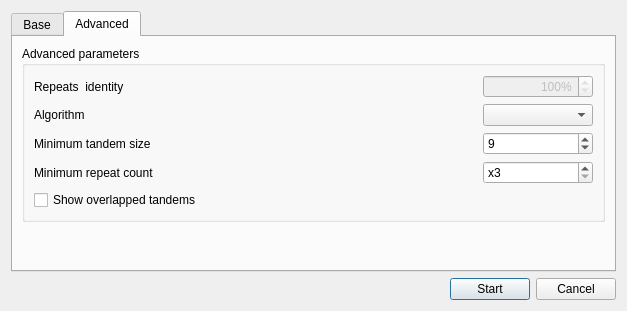
Qt form src/plugins/repeat_finder/src/ui/FindTandemsDialog.ui (violethaze74/ugene) before a commit.
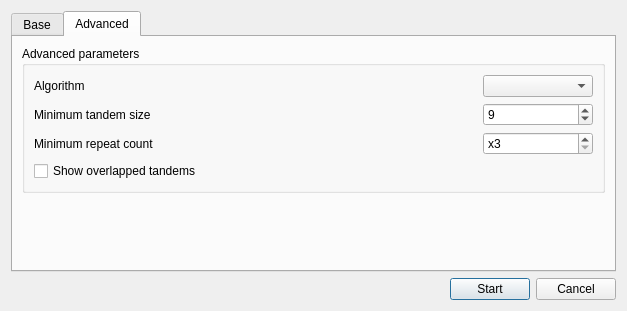
The same form after that commit. The open tabs and pages were chosen to show the change. Icons and pictures are not drawn.

What changed in the file:
```diff
--- a/src/plugins/repeat_finder/src/ui/FindTandemsDialog.ui
+++ b/src/plugins/repeat_finder/src/ui/FindTandemsDialog.ui
@@ -214,74 +214,7 @@
           <string>Advanced parameters</string>
          </property>
          <layout class="QGridLayout" name="gridLayout_2">
-          <item row="0" column="0">
-           <widget class="QLabel" name="label_3">
-            <property name="text">
-             <string>Repeats  identity</string>
-            </property>
-           </widget>
-          </item>
           <item row="0" column="1">
-           <spacer name="horizontalSpacer_3">
-            <property name="orientation">
-             <enum>Qt::Horizontal</enum>
-            </property>
-            <property name="sizeHint" stdset="0">
-             <size>
-              <width>87</width>
-              <height>20</height>
-             </size>
-            </property>
-           </spacer>
-          </item>
-          <item row="0" column="2">
-           <widget class="QSpinBox" name="identityBox">
-            <property name="enabled">
-             <bool>false</bool>
-            </property>
-            <property name="sizePolicy">
-             <sizepolicy hsizetype="Minimum" vsizetype="Fixed">
-              <horstretch>0</horstretch>
-              <verstretch>0</verstretch>
-             </sizepolicy>
-            </property>
-            <property name="minimumSize">
-             <size>
-              <width>0</width>
-              <height>0</height>
-             </size>
-            </property>
-            <property name="alignment">
-             <set>Qt::AlignRight|Qt::AlignTrailing|Qt::AlignVCenter</set>
-            </property>
-            <property name="readOnly">
-             <bool>true</bool>
-            </property>
-            <property name="buttonSymbols">
-             <enum>QAbstractSpinBox::UpDownArrows</enum>
-            </property>
-            <property name="suffix">
-             <string>%</string>
-            </property>
-            <property name="minimum">
-             <number>50</number>
-            </property>
-            <property name="maximum">
-             <number>100</number>
-            </property>
-            <property name="value">
-             <number>100</number>
-            </property>
-           </widget>
-          </item>
-          <item row="1" column="0">
-           <widget class="QLabel" name="label_6">
-            <property name="text">
-             <string>Algorithm</string>
-            </property>
-           </widget>
-          </item>
-          <item row="1" column="1">
            <spacer name="horizontalSpacer_6">
             <property name="orientation">
              <enum>Qt::Horizontal</enum>
@@ -294,24 +227,44 @@
             </property>
            </spacer>
           </item>
-          <item row="1" column="2">
-           <widget class="QComboBox" name="algoComboBox">
-            <property name="sizeAdjustPolicy">
-             <enum>QComboBox::AdjustToContents</enum>
+          <item row="2" column="2">
+           <widget class="QSpinBox" name="minRepeatsBox">
+            <property name="prefix">
+             <string>x</string>
             </property>
-            <property name="minimumContentsLength">
-             <number>10</number>
+            <property name="minimum">
+             <number>3</number>
             </property>
+            <property name="maximum">
+             <number>1000000000</number>
+            </property>
            </widget>
           </item>
-          <item row="2" column="0">
+          <item row="3" column="0">
+           <widget class="QCheckBox" name="overlappedTandemsCheckBox">
+            <property name="text">
+             <string>Show overlapped tandems</string>
+            </property>
+           </widget>
+          </item>
+          <item row="1" column="0">
            <widget class="QLabel" name="label_8">
             <property name="text">
              <string>Minimum tandem size</string>
             </property>
            </widget>
           </item>
-          <item row="2" column="1">
+          <item row="0" column="2">
+           <widget class="QComboBox" name="algoComboBox">
+            <property name="sizeAdjustPolicy">
+             <enum>QComboBox::AdjustToContents</enum>
+            </property>
+            <property name="minimumContentsLength">
+             <number>10</number>
+            </property>
+           </widget>
+          </item>
+          <item row="1" column="1">
            <spacer name="horizontalSpacer_7">
             <property name="orientation">
              <enum>Qt::Horizontal</enum>
@@ -324,7 +277,7 @@
             </property>
            </spacer>
           </item>
-          <item row="2" column="2">
+          <item row="1" column="2">
            <widget class="QSpinBox" name="minTandemSizeBox">
             <property name="minimum">
              <number>3</number>
@@ -337,46 +290,33 @@
             </property>
            </widget>
           </item>
-          <item row="3" column="0">
+          <item row="0" column="0">
+           <widget class="QLabel" name="label_6">
+            <property name="text">
+             <string>Algorithm</string>
+            </property>
+           </widget>
+          </item>
+          <item row="2" column="1">
+           <spacer name="horizontalSpacer_10">
+            <property name="orientation">
+             <enum>Qt::Horizontal</enum>
+            </property>
+            <property name="sizeHint" stdset="0">
+             <size>
+              <width>40</width>
+              <height>20</height>
+             </size>
+            </property>
+           </spacer>
+          </item>
+          <item row="2" column="0">
            <widget class="QLabel" name="label_9">
             <property name="text">
              <string>Minimum repeat count</string>
             </property>
            </widget>
           </item>
-          <item row="3" column="1">
-           <spacer name="horizontalSpacer_10">
-            <property name="orientation">
-             <enum>Qt::Horizontal</enum>
-            </property>
-            <property name="sizeHint" stdset="0">
-             <size>
-              <width>40</width>
-              <height>20</height>
-             </size>
-            </property>
-           </spacer>
-          </item>
-          <item row="3" column="2">
-           <widget class="QSpinBox" name="minRepeatsBox">
-            <property name="prefix">
-             <string>x</string>
-            </property>
-            <property name="minimum">
-             <number>3</number>
-            </property>
-            <property name="maximum">
-             <number>1000000000</number>
-            </property>
-           </widget>
-          </item>
-          <item row="4" column="0">
-           <widget class="QCheckBox" name="overlappedTandemsCheckBox">
-            <property name="text">
-             <string>Show overlapped tandems</string>
-            </property>
-           </widget>
-          </item>
          </layout>
         </widget>
        </item>
```
Left out of the diff: 18 changed lines with no effect on the pictures.
